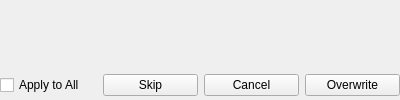
ABBAPOH/andromeda, file src/plugins/mainwindowplugin/filecopyreplacedialog.ui: the form before one commit.
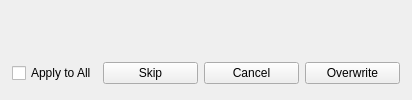
The form after the commit.

The edit to the form file:
```diff
--- a/src/plugins/mainwindowplugin/filecopyreplacedialog.ui
+++ b/src/plugins/mainwindowplugin/filecopyreplacedialog.ui
@@ -15,7 +15,7 @@
   </property>
   <layout class="QVBoxLayout" name="verticalLayout">
    <property name="margin">
-    <number>0</number>
+    <number>12</number>
    </property>
    <item>
     <layout class="QHBoxLayout" name="horizontalLayout_2">
```
